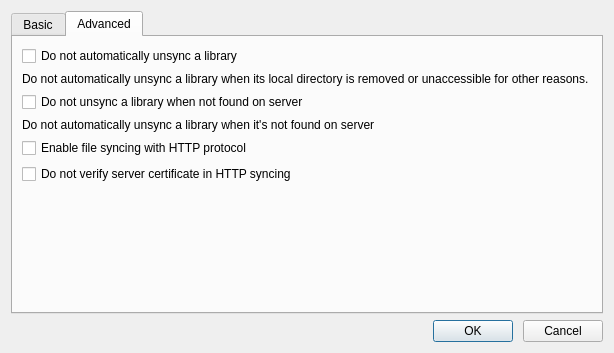
First picture: the form in ui/settings-dialog.ui, repository haiwen/seafile-client, before the edit.
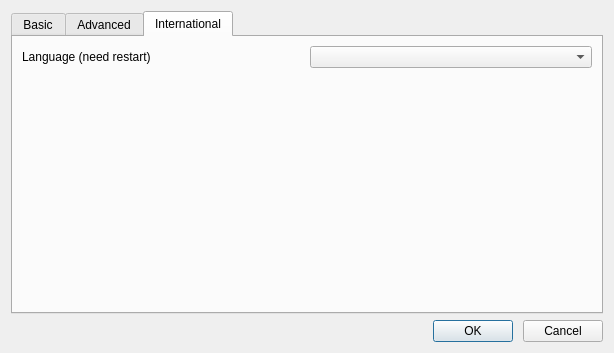
Second picture: the form after the edit. The open tabs and pages were chosen to show the change.

Commit message: add an option to choose language

Diff of the .ui file:
```diff
--- a/ui/settings-dialog.ui
+++ b/ui/settings-dialog.ui
@@ -192,6 +192,41 @@
        </item>
       </layout>
      </widget>
+     <widget class="QWidget" name="mInternationalTab">
+      <attribute name="title">
+       <string>International</string>
+      </attribute>
+      <layout class="QVBoxLayout" name="internationalLayout">
+       <item>
+        <layout class="QHBoxLayout" name="languageLayout">
+         <item>
+          <widget class="QLabel" name="mLanguageLabel">
+           <property name="text">
+            <string>Language (need restart)</string>
+           </property>
+          </widget>
+         </item>
+         <item>
+          <widget class="QComboBox" name="mLanguageComboBox">
+          </widget>
+         </item>
+        </layout>
+       </item>
+       <item>
+        <spacer name="verticalSpacer_1">
+         <property name="orientation">
+          <enum>Qt::Vertical</enum>
+         </property>
+         <property name="sizeHint" stdset="0">
+          <size>
+           <width>20</width>
+           <height>40</height>
+          </size>
+         </property>
+        </spacer>
+       </item>
+      </layout>
+     </widget>
     </widget>
    </item>
    <item>
```
The commit also changes 6 other files.
